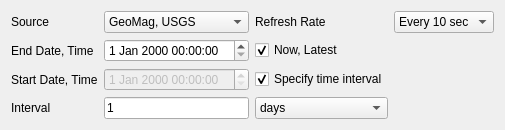
Qt form src/ui_files/ui_MagneticTimeSeriesWidget.ui (tripathi-24/magnavis_v4_Interpol_Enhance_Trg) before a commit.
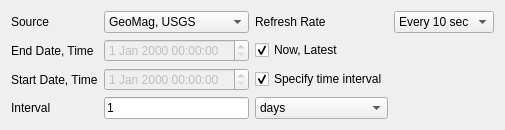
The same form after that commit.

The edit to the form file:
```diff
--- a/src/ui_files/ui_MagneticTimeSeriesWidget.ui
+++ b/src/ui_files/ui_MagneticTimeSeriesWidget.ui
@@ -110,7 +110,11 @@
       </widget>
      </item>
      <item row="1" column="1">
-      <widget class="QDateTimeEdit" name="dateTimeEdit_2"/>
+      <widget class="QDateTimeEdit" name="dateTimeEdit_2">
+       <property name="enabled">
+        <bool>false</bool>
+       </property>
+      </widget>
      </item>
      <item row="2" column="1">
       <widget class="QDateTimeEdit" name="dateTimeEdit">
```
